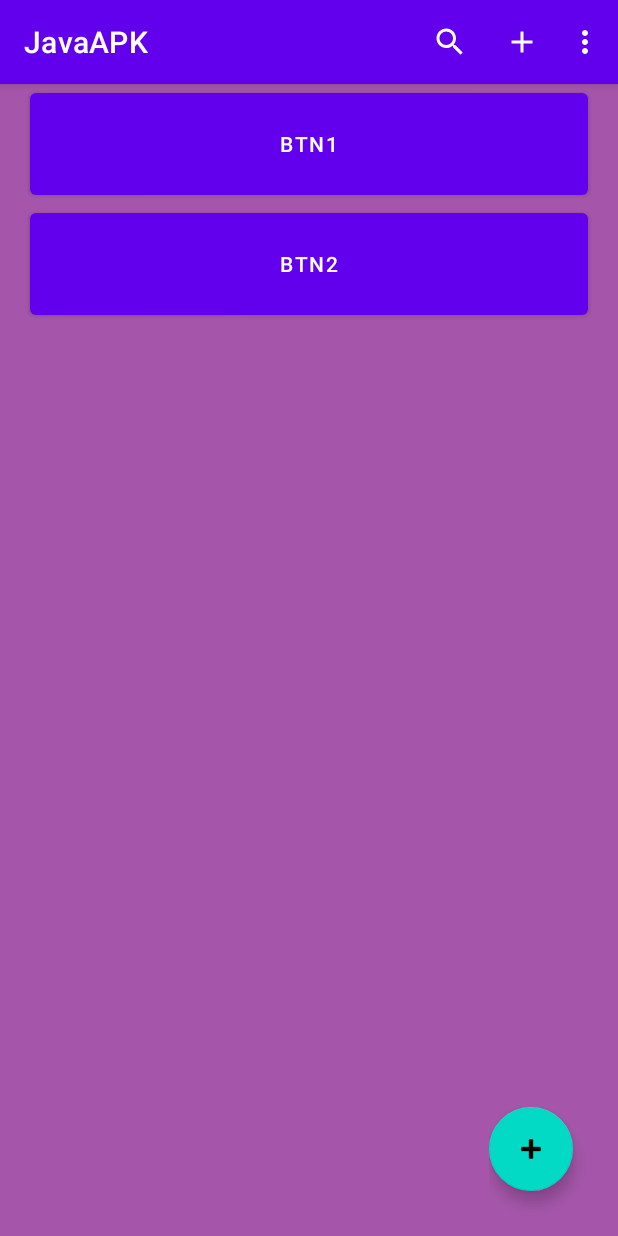
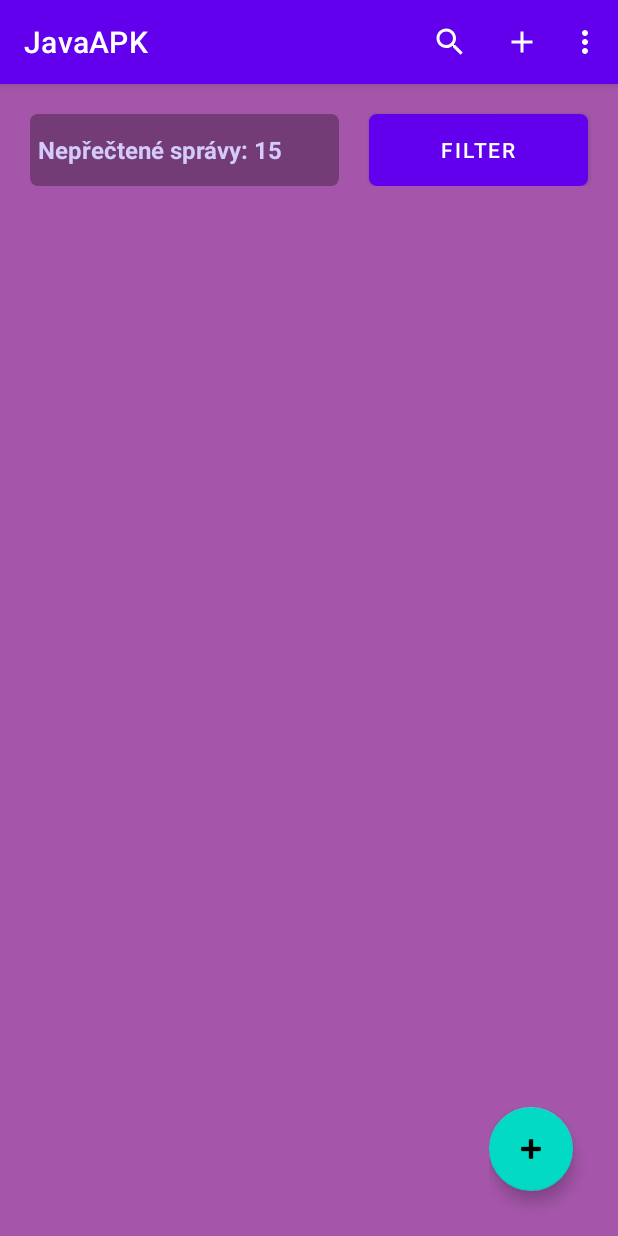
Before and after one commit to simpaskoo/MFGradeBook, an Android app: the screen it shows after launch (MainActivity), on a phone screen of 412 x 824 dp. Run offline under Robolectric (Android 15) with nearby library versions, the phone set to English and light mode, and no system bars; libraries missing offline, so code that uses them is left out: org.json.simple.

Commit message:
Initial commit

```diff
--- a/app/src/main/java/com/example/javaapk/MainActivity.java
+++ b/app/src/main/java/com/example/javaapk/MainActivity.java
@@ -6,7 +6,9 @@ import android.annotation.SuppressLint;
 import android.content.Context;
 import android.content.Intent;
 import android.graphics.Color;
+import android.graphics.drawable.GradientDrawable;
 import android.os.Bundle;
+import android.util.Log;
 import android.view.Menu;
 import android.view.MenuInflater;
 import android.view.View;
@@ -28,48 +30,25 @@ public class MainActivity extends AppCompatActivity {
     private FloatingActionButton PrepareAddButton;
     private FloatingActionButton AddActionButton;
     public boolean intenValue;
-
+    private static MainActivity instance;
+    public int n = 0;
 
     @SuppressLint("MissingInflatedId")
     @Override
     protected void onCreate(Bundle savedInstanceState) {
         super.onCreate(savedInstanceState);
         setContentView(R.layout.activity_collector2);
+        instance = this;
 
         PrepareAddButton = (FloatingActionButton) findViewById(R.id.createFieldButton);
         PrepareAddButton.setOnClickListener(new View.OnClickListener() {
             @Override
             public void onClick(View view) {
                 Open_activity_new_event();
-                MainActivity.this.finish();
-
-                //AddfieldAction();
-                //AddAction();
-                //Buttonbutton();
 
             }
         });
-        getIntentTwo(getIntent());
-
-        /*Intent intent = getIntent();
-        if (intent != null) {
-            boolean doAddAction = intent.getBooleanExtra("doAddAction", false);
-            if (doAddAction) {
-                Buttonbutton();
-            }
-        }*/
-
-        //gettIntent(savedInstanceState);
-
-
-
-        //gettIntent(savedInstanceState);
-
-        /*if (getIntent().getBooleanExtra("callMethod", true)) {
-            Buttonbutton();
-        }else {
-            //Buttonbutton();
-        }*/
+        //getIntentTwo(getIntent());
 
         /*TimetableWeek timeTable = null;
         try {
@@ -83,48 +62,13 @@ public class MainActivity extends AppCompatActivity {
         timeTable.printSelf();
         System.out.println("-----------timetable end------------------");*/
 
-
-
     }
 
-    /*@Override
-    protected void onResume() {
-        super.onResume();
-        getIntentTwo(getIntent());
-    }*/
-
-    /*public void gettIntent(Bundle savedInstanceState){
-        if(savedInstanceState == null) {
-            Bundle extras = getIntent().getExtras();
-            if (extras == null){
-            }else{
-                String method = extras.getString("doAddAction");
-                Buttonbutton();
-            }
-        }
-    }*/
-
-
-    /*public void startSecondActivity(Context context) {
-        Intent intent = new Intent(context, event_new_event.class);
-        // If you want to pass any data to SecondActivity
-        intent.putExtra("key", true);
-        context.startActivity(intent);
-    }*/
-
-
-    public void getIntentTwo(Intent intent){
-        //boolean doAddAction;
-        if (intent != null) {
-            boolean doAddAction = intent.getBooleanExtra("doAddAction", false);
-            if (doAddAction) {
-                Buttonbutton();
-            }
-        }
+    public static MainActivity getInstance() {
+        return instance;
     }
 
-    public void Buttonbutton(){
-
+    public int Buttonbutton(){
         // Create Button
         Button button = new Button(this);
         LinearLayout linearLayout = (LinearLayout) findViewById(R.id.linerLayout);
@@ -133,15 +77,22 @@ public class MainActivity extends AppCompatActivity {
 
         button.setLayoutParams(new LinearLayout.LayoutParams(
                 LinearLayout.LayoutParams.MATCH_PARENT,
-                200 // 80dp height
+                160 // 80dp height
         ));
-        button.setText("Btn1");
-        //button.setBackgroundColor(Color.argb(255,98,0,238));
-        //button.setBackgroundColor(Color.YELLOW);
-        //button.setBackgroundColor(/*0xFF5F12E6*/ 0xFFEA421E);
+        if(n < n++) {
+            n++;
+        }
+        button.setText("Button " + n);
         button.setClickable(true);
+        GradientDrawable gradientDrawable = new GradientDrawable(
+                GradientDrawable.Orientation.TOP_BOTTOM,
+                new int[]{Color.parseColor("#6922b5"), Color.parseColor("#2e0659")}
+        );
+        gradientDrawable.setCornerRadius(20); // Set corner radius if needed
+        button.setBackground(gradientDrawable);
+        //button.setBackgroundColor(Color.parseColor("#6922b5"));
         LinearLayout.LayoutParams params = (LinearLayout.LayoutParams) button.getLayoutParams();
-        params.setMargins(45, 10, 45, 0); // Set margins
+        params.setMargins(33, 30, 33, 0); // Set margins
         button.setLayoutParams(params);
 
         linearLayout.addView(button);
@@ -149,17 +100,9 @@ public class MainActivity extends AppCompatActivity {
         setContentView(relativeLayout);
         System.out.println("vytvarim button");
 
+        return n;
     }
 
-
-
-    /*@Override
-    protected void onNewIntent(Intent intent) {
-        super.onNewIntent(intent);
-        if(getIntent().getBooleanExtra("doAddAction", false)) {
-            AddAction();
-        }
-    }*/
     public void Open_activity_new_event() {
         Intent intent = new Intent(this, event_new_event.class);
         startActivity(intent);
--- /dev/null
+++ b/app/src/main/res/drawable/neprectene_spravy_shape.xml
@@ -0,0 +1,6 @@
+<?xml version="1.0" encoding="utf-8"?>
+<shape xmlns:android="http://schemas.android.com/apk/res/android"
+    android:shape="rectangle">
+    <corners android:radius="5dp" />
+    <solid android:color="#733c77" />
+</shape>
--- a/app/src/main/res/layout/activity_collector2.xml
+++ b/app/src/main/res/layout/activity_collector2.xml
@@ -32,8 +32,65 @@
             app:layout_constraintTop_toTopOf="parent"
             tools:ignore="MissingConstraints">
 
+            <LinearLayout
+                android:id="@+id/topLinerLazyout"
+                android:layout_width="match_parent"
+                android:layout_height="match_parent"
+                android:orientation="horizontal"
+                android:paddingBottom="20dp"
+                app:layout_constraintTop_toTopOf="parent">
+
+
+                <!--<TextView
+                    android:layout_width="200dp"
+                    android:layout_height="match_parent"
+                    android:background="@color/black"
+                    android:text="Filter">
+                </TextView>-->
+
+
+                <TextView
+                    android:id="@+id/NeprecteneZpravy"
+                    android:layout_width="match_parent"
+                    android:layout_height="match_parent"
+                    android:layout_weight="1"
+                    android:background="@drawable/neprectene_spravy_shape"
+                    android:text="Nepřečtené správy: 15"
+                    android:textAlignment="textStart"
+                    android:textSize="16dp"
+                    android:textStyle="bold"
+                    android:gravity="center"
+                    android:textColor="#d4cafb"
+                    android:paddingLeft="5dp"
+                    android:layout_marginTop="20dp"
+                    android:layout_marginBottom="0dp"
+                    android:layout_marginStart="20dp"
+                    android:layout_marginEnd="-20dp"
+                    tools:ignore="RtlCompat">
+                </TextView>
+
+                <Button
+                    android:id="@+id/filterButton"
+                    android:background="@drawable/neprectene_spravy_shape"
+                    android:layout_width="match_parent"
+                    android:layout_height="match_parent"
+                    android:layout_weight="1"
+                    android:layout_marginStart="40dp"
+
+                    android:layout_marginEnd="20dp"
+                    android:layout_marginTop="20dp"
+                    android:text="Filter" />
+
+
+
+            </LinearLayout>
+
+
+
+
+
             <!-- button1-->
-            <Button
+           <!-- <Button
                 android:id="@+id/fieldButton"
                 android:layout_width="match_parent"
                 android:layout_height="80dp"
@@ -49,7 +106,7 @@
                 android:layout_marginStart="20dp"
                 android:layout_marginEnd="20dp" />
 
-            <!-- button2-->
+             button2-->
 
         </LinearLayout>
 
```
Also changed, not shown: app/src/main/AndroidManifest.xml (+5 -2 lines), app/src/main/java/com/example/javaapk/event_new_event.java (+11 -65 lines).
